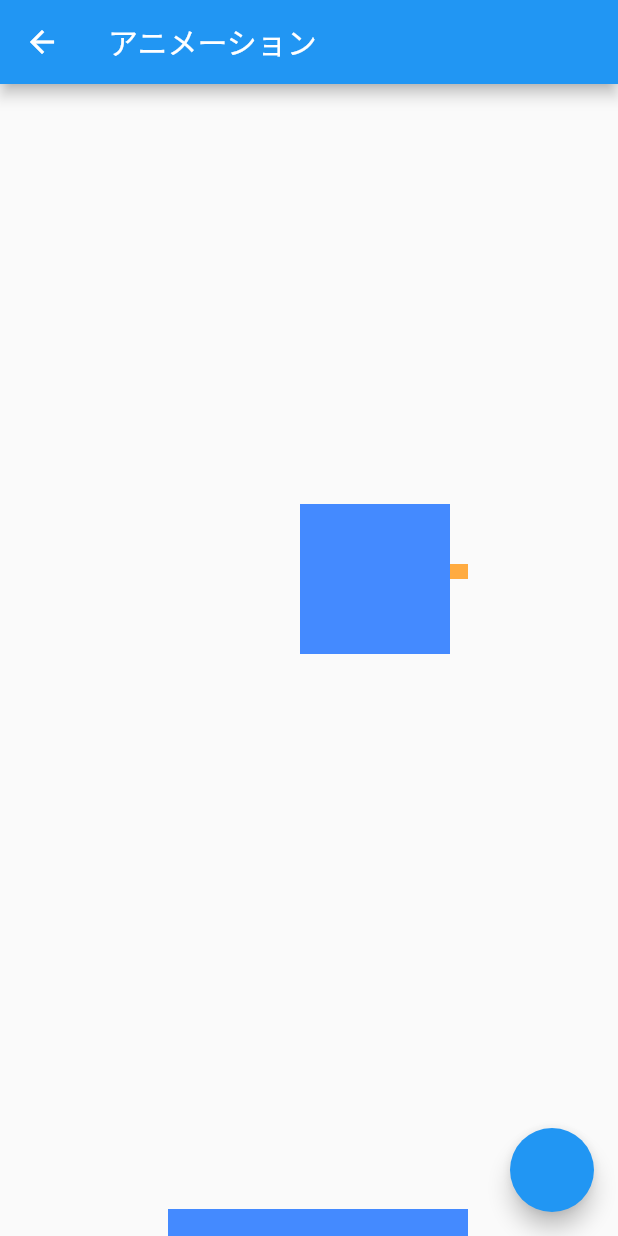
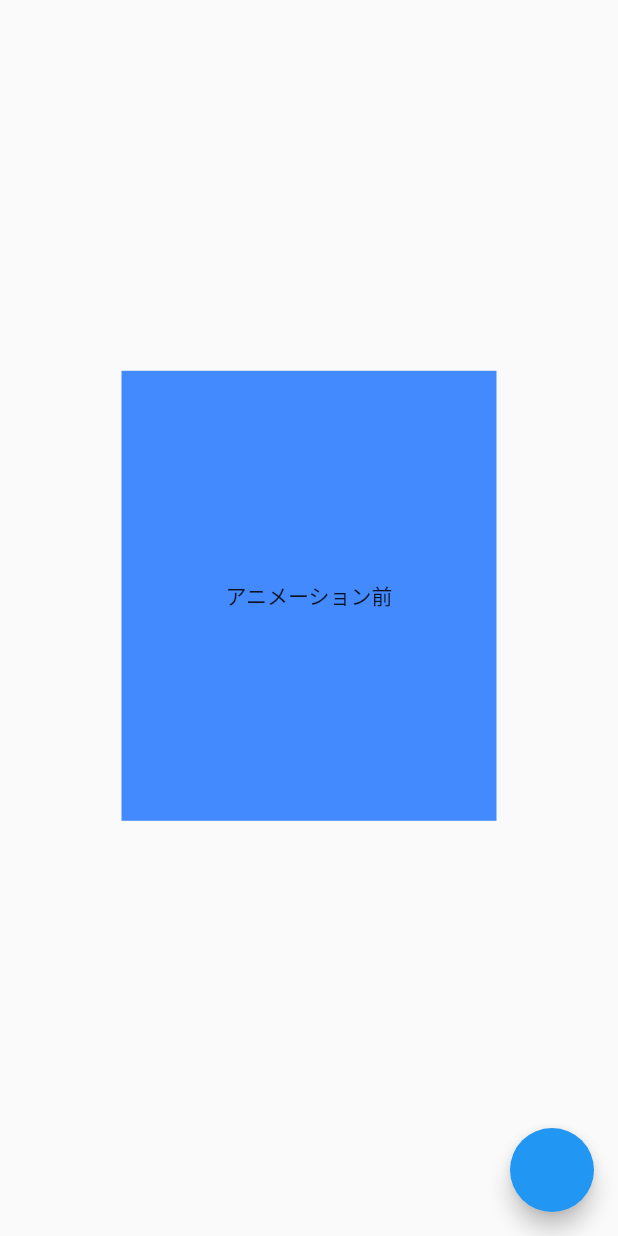
Before and after one commit to kazumahashimoto-rikoten/flutter_application_1, a Flutter app: the AnimationPractice screen opened directly, on a phone screen of 412 x 824 dp. Run offline on Flutter 3.47's test engine with Material 2 defaults, Android fonts, the phone set to English and light mode, and no system bars.

Commit message:
アニメーションの動きを比率で制御

```diff
--- a/lib/animation_practice.dart
+++ b/lib/animation_practice.dart
@@ -10,45 +10,43 @@ class AnimationPractice extends StatefulWidget {
 class _AnimationPracticeState extends State<AnimationPractice> {
   double _boxleftpos = 200;
   double _hollinew = 50;
-  double _holrightpos = 100;
-  double _verlineh = 0;
-  double _endedtopup = 320;
+  bool _isFirstChanged = false;
+  bool _isSecondChanged = false;
 
   int hollinedurtime = 1;
 
-  void _onTap() {
-    setState(() {
-      _boxleftpos = -100;
-      _hollinew = 250;
-      _holrightpos = 200;
-    });
-  }
-
   @override
   Widget build(BuildContext context) {
+    var _screenSize = MediaQuery.of(context).size;
+
+    void _onTap() {
+      setState(() {
+        _isFirstChanged = true;
+        _boxleftpos = -100;
+        _hollinew = _screenSize.width * 0.5;
+      });
+    }
+
     return Scaffold(
-      appBar: AppBar(
-        title: const Text('アニメーション'),
-      ),
       body: Center(
-          child: Stack(children: <Widget>[
+          child:
+              Stack(alignment: AlignmentDirectional.center, children: <Widget>[
         // 横ライン
         AnimatedPositioned(
-          top: _endedtopup,
-          right: _holrightpos,
+          top: _isSecondChanged ? -10 : _screenSize.height * 0.6,
+          right: _isFirstChanged ? _screenSize.width * 0.5 : 100,
           duration: Duration(seconds: hollinedurtime),
           onEnd: () {
             hollinedurtime = 2;
             setState(() {
-              _verlineh = 430;
-              _endedtopup = -150;
+              _isSecondChanged = true;
             });
           },
           child: AnimatedSize(
             // vsync: this,
             duration: Duration(seconds: 1),
             child: Container(
-              width: _hollinew,
+              width: _isFirstChanged ? _screenSize.width * 0.5 : 50,
               height: 10,
               color: Colors.orangeAccent,
             ),
@@ -56,38 +54,44 @@ class _AnimationPracticeState extends State<AnimationPractice> {
         ),
         // 折り返し縦ライン
         AnimatedPositioned(
-          top: _endedtopup,
-          right: 200,
+          top: _isSecondChanged ? -10 : _screenSize.height * 0.6,
+          right: _screenSize.width * 0.5,
           duration: Duration(seconds: hollinedurtime),
           child: AnimatedSize(
             duration: Duration(seconds: 2),
             child: Container(
               width: 10,
-              height: _verlineh,
+              height: _isSecondChanged ? _screenSize.height * 0.4 : 0,
               color: Colors.orangeAccent,
             ),
           ),
         ),
         // 最初のボックス
         AnimatedPositioned(
-          top: 280,
-          left: _boxleftpos,
+          top: _screenSize.height * 0.3,
+          right: _isFirstChanged
+              ? _screenSize.width
+              : (_screenSize.width - 250) / 2,
           duration: Duration(seconds: 1),
           child: Container(
-            width: 100,
-            height: 100,
+            alignment: Alignment.center,
+            width: 250,
+            height: 300,
             color: Colors.blueAccent,
+            child: Text('アニメーション前'),
           ),
         ),
         // 出てくるボックス
         AnimatedPositioned(
-          top: _endedtopup + 430,
-          right: 100,
+          top: _isSecondChanged ? _screenSize.height * 0.3 : _screenSize.height,
+          // right: 100,
           duration: Duration(seconds: 2),
           child: Container(
-            width: 200,
-            height: 150,
+            alignment: Alignment.center,
+            width: 250,
+            height: 300,
             color: Colors.blueAccent,
+            child: Text('アニメーション後'),
           ),
         ),
       ])),
```
